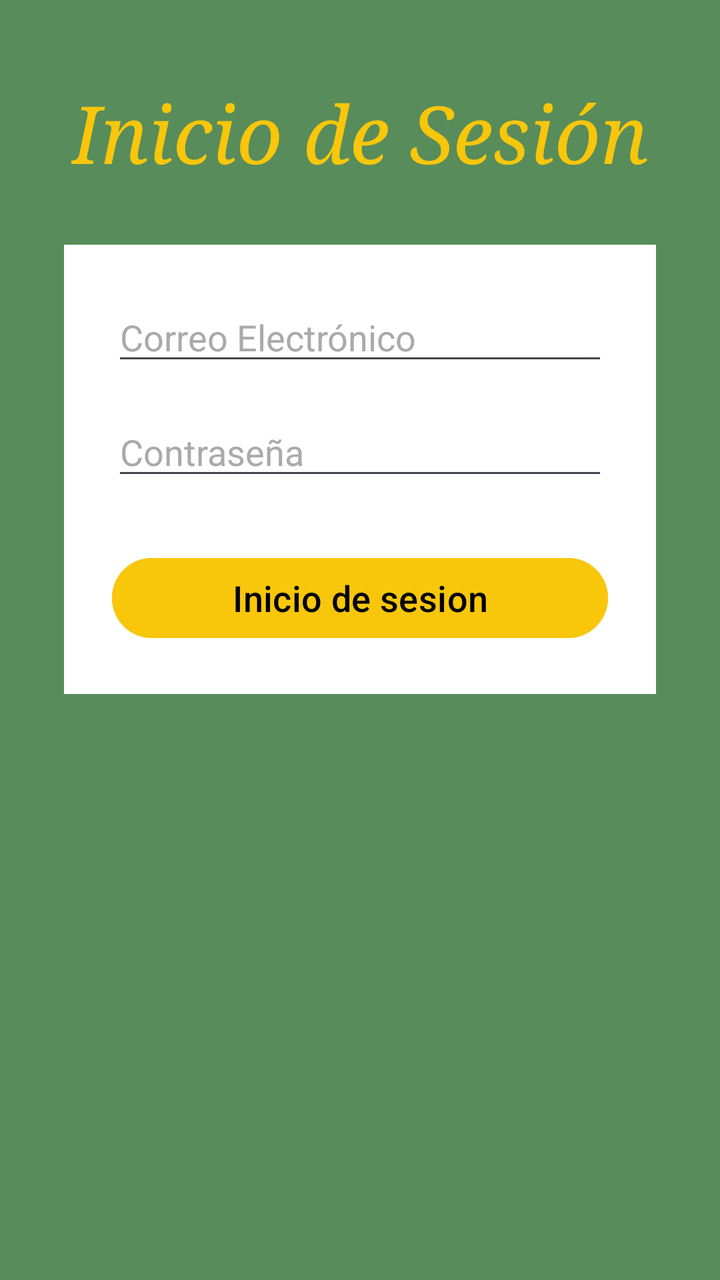
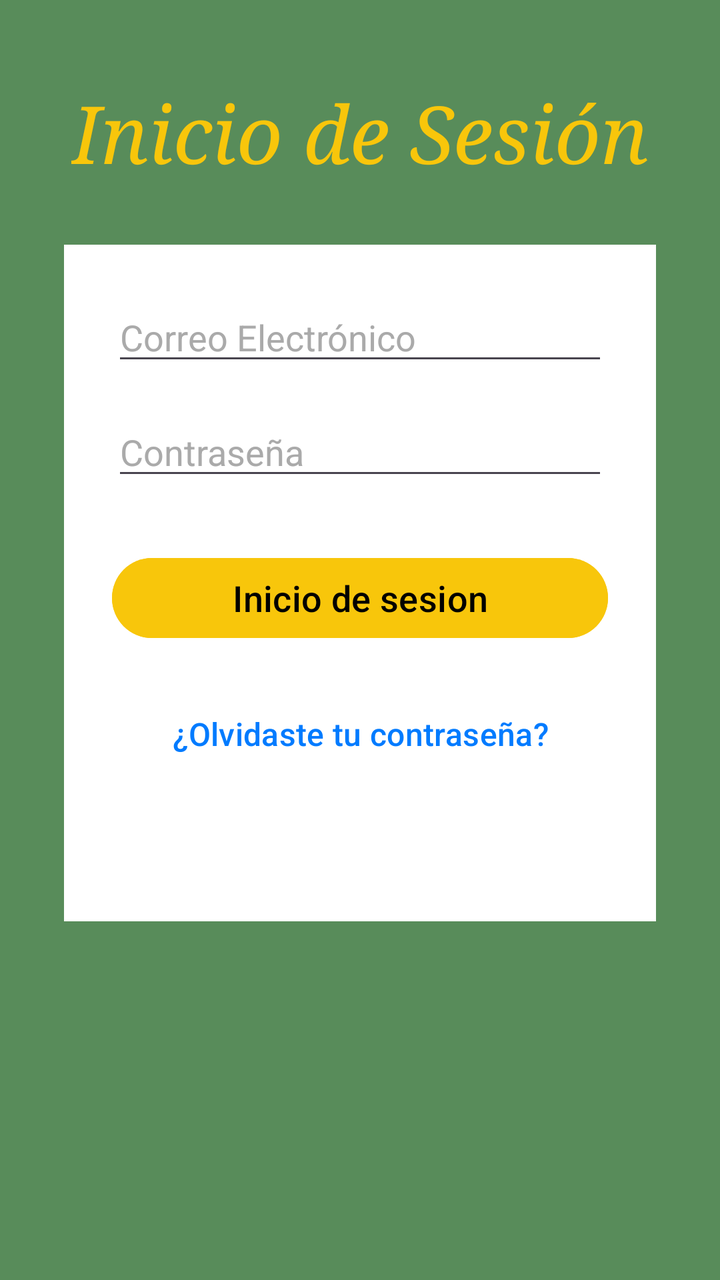

Compare the two renders of this Android layout. The source of the first and the diff that turns it into the second are given below.
<!-- AndroidManifest.xml: application theme Theme.App -->
<!-- res/layout/activity_inicio_sesion.xml -->
<?xml version="1.0" encoding="utf-8"?>
<androidx.constraintlayout.widget.ConstraintLayout xmlns:android="http://schemas.android.com/apk/res/android"
    xmlns:app="http://schemas.android.com/apk/res-auto"
    xmlns:tools="http://schemas.android.com/tools"
    android:id="@+id/main"
    android:layout_width="match_parent"
    android:layout_height="match_parent"
    android:background="#588C5A"
    tools:context=".inicio_sesio"> 

    
    <TextView
        android:id="@+id/titulo_inicio_sesion"
        android:layout_width="wrap_content"
        android:layout_height="wrap_content"
        android:layout_marginTop="40dp"
        android:fontFamily="serif"
        android:gravity="center"
        android:text="Inicio de Sesión"
        android:textColor="#F8C60B"
        android:textSize="40sp"
        android:textStyle="italic"
        app:layout_constraintEnd_toEndOf="parent"
        app:layout_constraintStart_toStartOf="parent"
        app:layout_constraintTop_toTopOf="parent" />


    <androidx.constraintlayout.widget.ConstraintLayout
        android:id="@+id/contenedor_login"
        android:layout_width="0dp"
        android:layout_height="wrap_content"
        android:layout_marginStart="32dp"
        android:layout_marginEnd="32dp"
        android:layout_marginTop="30dp"
        android:background="@color/white"
        android:padding="24dp"
        app:layout_constraintEnd_toEndOf="parent"
        app:layout_constraintStart_toStartOf="parent"
        app:layout_constraintTop_toBottomOf="@+id/titulo_inicio_sesion">

    
    <EditText
        android:id="@+id/editTextEmail"
        android:layout_width="0dp"
        android:layout_height="wrap_content"
        android:hint="Correo Electrónico"
        android:inputType="textEmailAddress"
        android:textColor="@android:color/black"
        android:textColorHint="@android:color/darker_gray"
        app:layout_constraintTop_toTopOf="parent"
        app:layout_constraintStart_toStartOf="parent"
        app:layout_constraintEnd_toEndOf="parent"
        app:layout_constraintBottom_toTopOf="@+id/editTextPassword"
        app:layout_constraintVertical_chainStyle="packed"/>


    <EditText
        android:id="@+id/editTextPassword"
        android:layout_width="0dp"
        android:layout_height="wrap_content"
        android:layout_marginTop="16dp"
        android:hint="Contraseña"
        android:inputType="textPassword"
        android:textColor="@android:color/black"
        android:textColorHint="@android:color/darker_gray"
        app:layout_constraintTop_toBottomOf="@+id/editTextEmail"
        app:layout_constraintStart_toStartOf="parent"
        app:layout_constraintEnd_toEndOf="parent"
        app:layout_constraintBottom_toTopOf="@+id/botonIniciarSesion"/>

    <Button
        android:id="@+id/botonIniciarSesion"
        android:layout_width="0dp"
        android:layout_height="wrap_content"
        android:layout_marginTop="30dp"
    android:textSize="18sp"
    android:backgroundTint="#F8C60B"
        android:text="@string/Inicio"
    android:textColor="@android:color/black"
    app:layout_constraintTop_toBottomOf="@+id/editTextPassword"
    app:layout_constraintStart_toStartOf="parent"
    app:layout_constraintEnd_toEndOf="parent"
    app:layout_constraintBottom_toBottomOf="parent"/>




<TextView
android:id="@+id/textViewRegistrarse"
android:layout_width="wrap_content"
android:layout_height="wrap_content"
android:layout_marginTop="24dp"
android:text="¿No tienes cuenta? Regístrate"
android:textColor="#FFFFFF"
android:textSize="16sp"
app:layout_constraintTop_toBottomOf="@+id/contenedor_login"
app:layout_constraintStart_toStartOf="parent"
app:layout_constraintEnd_toEndOf="parent" />
    </androidx.constraintlayout.widget.ConstraintLayout>
</androidx.constraintlayout.widget.ConstraintLayout>
<!-- resources referenced by this layout -->
<resources>
  <color name="white">#FFFFFFFF</color>
  <string name="Inicio">Inicio de sesion</string>
  <style name="Theme.App" parent="Base.Theme.App" />
  <style name="Base.Theme.App" parent="Theme.Material3.DayNight.NoActionBar">
          
          
      </style>
</resources>

<!-- the commit's change to res/layout/activity_inicio_sesion.xml (unified diff, before → after) -->
@@ -38,63 +38,79 @@
         app:layout_constraintStart_toStartOf="parent"
         app:layout_constraintTop_toBottomOf="@+id/titulo_inicio_sesion">
 
-    
-    <EditText
-        android:id="@+id/editTextEmail"
-        android:layout_width="0dp"
-        android:layout_height="wrap_content"
-        android:hint="Correo Electrónico"
-        android:inputType="textEmailAddress"
-        android:textColor="@android:color/black"
-        android:textColorHint="@android:color/darker_gray"
-        app:layout_constraintTop_toTopOf="parent"
+        
+        <EditText
+            android:id="@+id/editTextEmail"
+            android:layout_width="0dp"
+            android:layout_height="wrap_content"
+            android:hint="Correo Electrónico"
+            android:inputType="textEmailAddress"
+            android:textColor="@android:color/black"
+            android:textColorHint="@android:color/darker_gray"
+            app:layout_constraintTop_toTopOf="parent"
+            app:layout_constraintStart_toStartOf="parent"
+            app:layout_constraintEnd_toEndOf="parent"
+            app:layout_constraintBottom_toTopOf="@+id/editTextPassword"
+            app:layout_constraintVertical_chainStyle="packed"/>
+
+
+        <EditText
+            android:id="@+id/editTextPassword"
+            android:layout_width="0dp"
+            android:layout_height="wrap_content"
+            android:layout_marginTop="16dp"
+            android:hint="Contraseña"
+            android:inputType="textPassword"
+            android:textColor="@android:color/black"
+            android:textColorHint="@android:color/darker_gray"
+            app:layout_constraintTop_toBottomOf="@+id/editTextEmail"
+            app:layout_constraintStart_toStartOf="parent"
+            app:layout_constraintEnd_toEndOf="parent"
+            app:layout_constraintBottom_toTopOf="@+id/botonIniciarSesion"/>
+
+        <Button
+            android:id="@+id/botonIniciarSesion"
+            android:layout_width="0dp"
+            android:layout_height="wrap_content"
+            android:layout_marginTop="30dp"
+            android:textSize="18sp"
+            android:backgroundTint="#F8C60B"
+            android:text="@string/Inicio"
+            android:textColor="@android:color/black"
+            app:layout_constraintTop_toBottomOf="@+id/editTextPassword"
+            app:layout_constraintStart_toStartOf="parent"
+            app:layout_constraintEnd_toEndOf="parent"
+            app:layout_constraintBottom_toTopOf="@+id/botonRecuperarContrasena"/> 
+
+        
+        <Button
+            android:id="@+id/botonRecuperarContrasena"
+            android:layout_width="wrap_content"
+            android:layout_height="wrap_content"
+            android:layout_marginTop="20dp"
+            android:text="¿Olvidaste tu contraseña?"
+            android:textColor="#007BFF"
+        android:textSize="16sp"
+        android:background="?attr/selectableItemBackground"
+        android:stateListAnimator="@null"
+        android:elevation="0dp"
+        android:textAllCaps="false"
+        app:layout_constraintTop_toBottomOf="@+id/botonIniciarSesion"
         app:layout_constraintStart_toStartOf="parent"
         app:layout_constraintEnd_toEndOf="parent"
-        app:layout_constraintBottom_toTopOf="@+id/editTextPassword"
-        app:layout_constraintVertical_chainStyle="packed"/>
+        app:layout_constraintBottom_toTopOf="@+id/textViewRegistrarse"/> 
 
-
-    <EditText
-        android:id="@+id/editTextPassword"
-        android:layout_width="0dp"
-        android:layout_height="wrap_content"
-        android:layout_marginTop="16dp"
-        android:hint="Contraseña"
-        android:inputType="textPassword"
-        android:textColor="@android:color/black"
-        android:textColorHint="@android:color/darker_gray"
-        app:layout_constraintTop_toBottomOf="@+id/editTextEmail"
+        <TextView
+            android:id="@+id/textViewRegistrarse"
+            android:layout_width="wrap_content"
+            android:layout_height="wrap_content"
+            android:layout_marginTop="24dp"
+            android:text="¿No tienes cuenta? Regístrate"
+            android:textColor="#FFFFFF"
+            android:textSize="16sp"
+            app:layout_constraintTop_toBottomOf="@+id/botonRecuperarContrasena"
         app:layout_constraintStart_toStartOf="parent"
         app:layout_constraintEnd_toEndOf="parent"
-        app:layout_constraintBottom_toTopOf="@+id/botonIniciarSesion"/>
-
-    <Button
-        android:id="@+id/botonIniciarSesion"
-        android:layout_width="0dp"
-        android:layout_height="wrap_content"
-        android:layout_marginTop="30dp"
-    android:textSize="18sp"
-    android:backgroundTint="#F8C60B"
-        android:text="@string/Inicio"
-    android:textColor="@android:color/black"
-    app:layout_constraintTop_toBottomOf="@+id/editTextPassword"
-    app:layout_constraintStart_toStartOf="parent"
-    app:layout_constraintEnd_toEndOf="parent"
-    app:layout_constraintBottom_toBottomOf="parent"/>
-
-
-
-
-<TextView
-android:id="@+id/textViewRegistrarse"
-android:layout_width="wrap_content"
-android:layout_height="wrap_content"
-android:layout_marginTop="24dp"
-android:text="¿No tienes cuenta? Regístrate"
-android:textColor="#FFFFFF"
-android:textSize="16sp"
-app:layout_constraintTop_toBottomOf="@+id/contenedor_login"
-app:layout_constraintStart_toStartOf="parent"
-app:layout_constraintEnd_toEndOf="parent" />
+        app:layout_constraintBottom_toBottomOf="parent"/> 
     </androidx.constraintlayout.widget.ConstraintLayout>
 </androidx.constraintlayout.widget.ConstraintLayout>
